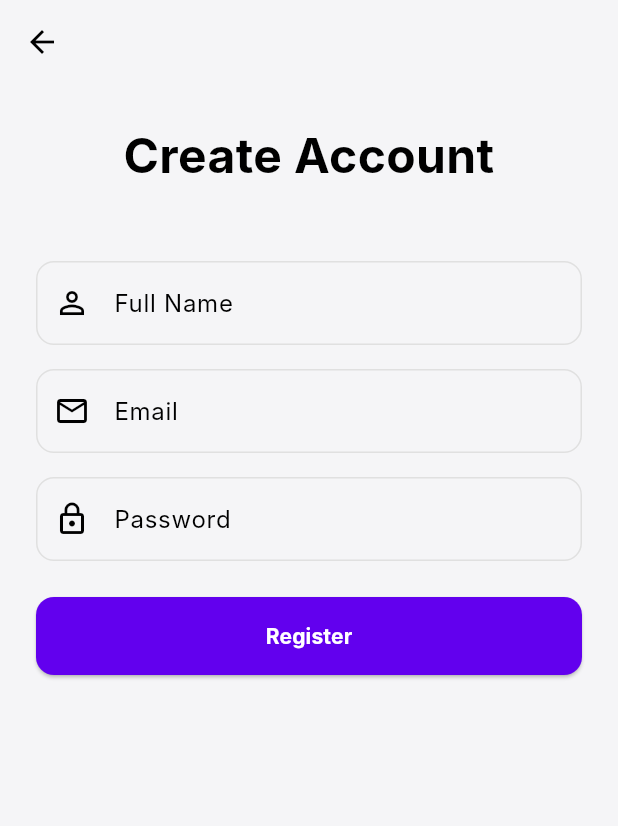
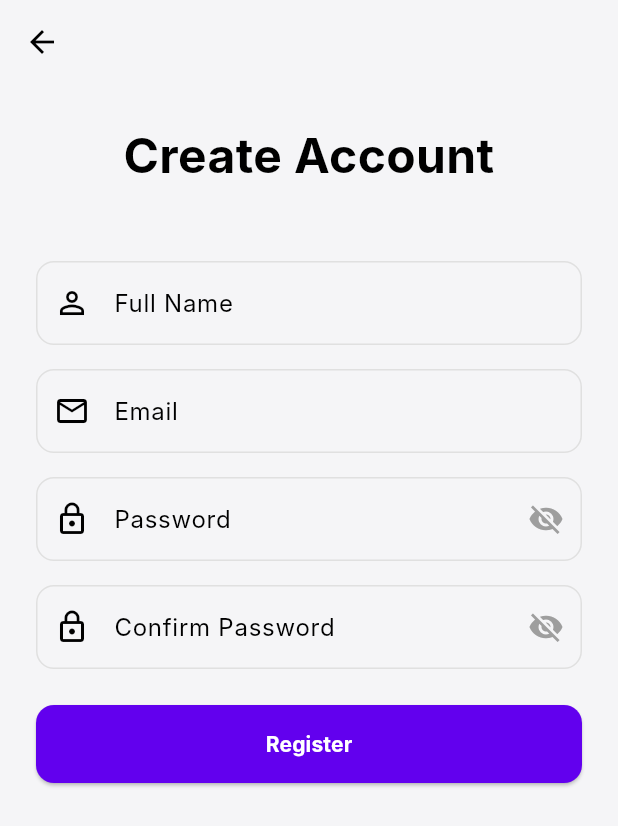
Before and after one commit to dhira-io/dhira-flutter-template-mvvm-bloc, a Flutter app: the screen it shows after launch, after a tap on "Login", after a tap on "Don't have an account? Register", on a phone screen of 412 x 824 dp. Shown: the top 826 px of the screen. Run offline on Flutter 3.47's test engine with Material 3 defaults, Android fonts, the phone set to English and light mode, and no system bars; our stand-ins replace connectivity_plus, dartz, dio, equatable, flutter_bloc, flutter_secure_storage and 6 more; accounts and stored records are empty; Roboto replaces fonts that are missing (Inter); project files that could hold a hidden picture were left out.

Commit message:
auth feature added with dummy api.

```diff
--- a/lib/core/constants/flavor_config.dart
+++ b/lib/core/constants/flavor_config.dart
@@ -12,7 +12,7 @@ class AppConfig {
   });
 
   factory AppConfig.dev() => AppConfig(
-    baseUrl: 'https://dev-api.dhira.io/api/v1',
+    baseUrl: 'https://reqres.in/api',
     environmentName: 'Development',
     flavor: AppFlavor.dev,
   );
--- a/lib/core/di/core_binding.dart
+++ b/lib/core/di/core_binding.dart
@@ -3,6 +3,7 @@ import 'package:connectivity_plus/connectivity_plus.dart';
 import 'package:flutter_secure_storage/flutter_secure_storage.dart';
 import '../network/dio_client.dart';
 import '../network/network_info.dart';
+import '../network/session_manager.dart';
 import '../storage/token_repository.dart';
 
 import '../constants/flavor_config.dart';
@@ -22,9 +23,15 @@ class CoreBinding extends Bindings {
       () => TokenRepositoryImpl(Get.find<FlutterSecureStorage>()),
     );
 
+    // Session Management
+    Get.put<SessionManager>(SessionManager(), permanent: true);
+
     // Dio Client
     Get.lazyPut<DioClient>(
-      () => DioClient(baseUrl: FlavorConfig.instance.baseUrl),
+      () => DioClient(
+        baseUrl: FlavorConfig.instance.baseUrl,
+        sessionManager: Get.find<SessionManager>(),
+      ),
     );
   }
 }
--- /dev/null
+++ b/lib/core/network/session_manager.dart
@@ -0,0 +1,15 @@
+import 'dart:async';
+
+class SessionManager {
+  final _sessionExpiredController = StreamController<void>.broadcast();
+
+  Stream<void> get sessionExpiredStream => _sessionExpiredController.stream;
+
+  void triggerSessionExpired() {
+    _sessionExpiredController.add(null);
+  }
+
+  void dispose() {
+    _sessionExpiredController.close();
+  }
+}
--- /dev/null
+++ b/lib/core/network/session_watcher.dart
@@ -0,0 +1,72 @@
+import 'dart:async';
+import 'package:flutter/material.dart';
+import 'package:flutter_bloc/flutter_bloc.dart';
+import 'package:get/get.dart';
+import '../../features/auth/presentation/bloc/auth_bloc.dart';
+import '../../features/auth/presentation/bloc/auth_event.dart';
+import 'session_manager.dart';
+
+class SessionWatcher extends StatefulWidget {
+  final Widget child;
+
+  const SessionWatcher({super.key, required this.child});
+
+  @override
+  State<SessionWatcher> createState() => _SessionWatcherState();
+}
+
+class _SessionWatcherState extends State<SessionWatcher> {
+  StreamSubscription? _subscription;
+  bool _isDialogShowing = false;
+
+  @override
+  void initState() {
+    super.initState();
+    final sessionManager = Get.find<SessionManager>();
+    _subscription = sessionManager.sessionExpiredStream.listen((_) {
+      _handleSessionExpired();
+    });
+  }
+
+  @override
+  void dispose() {
+    _subscription?.cancel();
+    super.dispose();
+  }
+
+  void _handleSessionExpired() {
+    if (_isDialogShowing) return;
+
+    setState(() {
+      _isDialogShowing = true;
+    });
+
+    showDialog(
+      context: context,
+      barrierDismissible: false,
+      builder: (context) => AlertDialog(
+        title: const Text('Session Expired'),
+        content: const Text(
+          'Your session has expired. Please login again to continue.',
+        ),
+        actions: [
+          TextButton(
+            onPressed: () {
+              Navigator.of(context).pop();
+              context.read<AuthBloc>().add(AuthLogoutRequested());
+              setState(() {
+                _isDialogShowing = false;
+              });
+            },
+            child: const Text('OK'),
+          ),
+        ],
+      ),
+    );
+  }
+
+  @override
+  Widget build(BuildContext context) {
+    return widget.child;
+  }
+}
--- a/lib/features/auth/presentation/login_screen.dart
+++ b/lib/features/auth/presentation/login_screen.dart
@@ -2,9 +2,9 @@ import 'package:flutter/material.dart';
 import 'package:flutter_bloc/flutter_bloc.dart';
 import 'package:go_router/go_router.dart';
 import '../../../../core/routing/route_constants.dart';
+import '../../../../core/utils/snackbar_utils.dart';
 import '../../../../shared/components/app_button.dart';
 import '../../../../shared/components/app_text_field.dart';
-import '../../../../shared/dialogs/app_dialogs.dart';
 import 'bloc/auth_bloc.dart';
 import 'bloc/auth_event.dart';
 import 'bloc/auth_state.dart';
@@ -22,6 +22,7 @@ class _LoginScreenState extends State<LoginScreen> {
   final _formKey = GlobalKey<FormState>();
   final _emailController = TextEditingController();
   final _passwordController = TextEditingController();
+  bool _obscurePassword = true;
 
   @override
   void dispose() {
@@ -48,13 +49,20 @@ class _LoginScreenState extends State<LoginScreen> {
       body: BlocConsumer<AuthBloc, AuthState>(
         listener: (context, state) {
           state.maybeWhen(
-            authenticated: (_) => context.go(RouteConstants.dashboardPath),
-            error: (message) =>
-                AppDialogs.showErrorDialog(context, message: message),
+            authenticated: (_) {
+              SnackbarUtils.showSuccess(context, 'Login Successful!');
+              context.go(RouteConstants.dashboardPath);
+            },
+            error: (message) => SnackbarUtils.showError(context, message),
             orElse: () {},
           );
         },
         builder: (context, state) {
+          final isLoading = state.maybeWhen(
+            loading: () => true,
+            orElse: () => false,
+          );
+
           return SafeArea(
             child: Padding(
               padding: const EdgeInsets.all(24.0),
@@ -82,7 +90,11 @@ class _LoginScreenState extends State<LoginScreen> {
                         if (value == null || value.isEmpty) {
                           return l10n.fieldRequired;
                         }
-                        if (!value.contains('@')) return l10n.invalidEmail;
+                        if (!RegExp(
+                          r'^[\w-\.]+@([\w-]+\.)+[\w-]{2,4}$',
+                        ).hasMatch(value)) {
+                          return l10n.invalidEmail;
+                        }
                         return null;
                       },
                     ),
@@ -91,10 +103,24 @@ class _LoginScreenState extends State<LoginScreen> {
                       controller: _passwordController,
                       labelText: l10n.password,
                       prefixIcon: const Icon(Icons.lock_outline),
-                      obscureText: true,
+                      obscureText: _obscurePassword,
+                      suffixIcon: IconButton(
+                        icon: Icon(
+                          _obscurePassword
+                              ? Icons.visibility_off
+                              : Icons.visibility,
+                          color: Colors.grey,
+                        ),
+                        onPressed: () => setState(
+                          () => _obscurePassword = !_obscurePassword,
+                        ),
+                      ),
                       validator: (value) {
                         if (value == null || value.isEmpty) {
                           return l10n.fieldRequired;
+                        }
+                        if (value.length < 6) {
+                          return 'Password must be at least 6 characters';
                         }
                         return null;
                       },
@@ -102,10 +128,7 @@ class _LoginScreenState extends State<LoginScreen> {
                     const SizedBox(height: 24),
                     AppButton(
                       text: l10n.login,
-                      isLoading: state.maybeWhen(
-                        loading: () => true,
-                        orElse: () => false,
-                      ),
+                      isLoading: isLoading,
                       onPressed: _onLogin,
                     ),
                     const SizedBox(height: 16),
--- a/lib/features/auth/presentation/register_screen.dart
+++ b/lib/features/auth/presentation/register_screen.dart
@@ -2,9 +2,9 @@ import 'package:flutter/material.dart';
 import 'package:flutter_bloc/flutter_bloc.dart';
 import 'package:go_router/go_router.dart';
 import '../../../../core/routing/route_constants.dart';
+import '../../../../core/utils/snackbar_utils.dart';
 import '../../../../shared/components/app_button.dart';
 import '../../../../shared/components/app_text_field.dart';
-import '../../../../shared/dialogs/app_dialogs.dart';
 import 'bloc/auth_bloc.dart';
 import 'bloc/auth_event.dart';
 import 'bloc/auth_state.dart';
@@ -23,12 +23,17 @@ class _RegisterScreenState extends State<RegisterScreen> {
   final _nameController = TextEditingController();
   final _emailController = TextEditingController();
   final _passwordController = TextEditingController();
+  final _confirmPasswordController = TextEditingController();
+
+  bool _obscurePassword = true;
+  bool _obscureConfirmPassword = true;
 
   @override
   void dispose() {
     _nameController.dispose();
     _emailController.dispose();
     _passwordController.dispose();
+    _confirmPasswordController.dispose();
     super.dispose();
   }
 
@@ -56,13 +61,20 @@ class _RegisterScreenState extends State<RegisterScreen> {
       body: BlocConsumer<AuthBloc, AuthState>(
         listener: (context, state) {
           state.maybeWhen(
-            authenticated: (_) => context.go(RouteConstants.dashboardPath),
-            error: (message) =>
-                AppDialogs.showErrorDialog(context, message: message),
+            authenticated: (_) {
+              SnackbarUtils.showSuccess(context, 'Registration Successful!');
+              context.go(RouteConstants.dashboardPath);
+            },
+            error: (message) => SnackbarUtils.showError(context, message),
             orElse: () {},
           );
         },
         builder: (context, state) {
+          final isLoading = state.maybeWhen(
+            loading: () => true,
+            orElse: () => false,
+          );
+
           return SafeArea(
             child: SingleChildScrollView(
               padding: const EdgeInsets.all(24.0),
@@ -101,7 +113,11 @@ class _RegisterScreenState extends State<RegisterScreen> {
                         if (value == null || value.isEmpty) {
                           return l10n.fieldRequired;
                         }
-                        if (!value.contains('@')) return l10n.invalidEmail;
+                        if (!RegExp(
+                          r'^[\w-\.]+@([\w-]+\.)+[\w-]{2,4}$',
+                        ).hasMatch(value)) {
+                          return l10n.invalidEmail;
+                        }
                         return null;
                       },
                     ),
@@ -110,7 +126,18 @@ class _RegisterScreenState extends State<RegisterScreen> {
                       controller: _passwordController,
                       labelText: l10n.password,
                       prefixIcon: const Icon(Icons.lock_outline),
-                      obscureText: true,
+                      obscureText: _obscurePassword,
+                      suffixIcon: IconButton(
+                        icon: Icon(
+                          _obscurePassword
+                              ? Icons.visibility_off
+                              : Icons.visibility,
+                          color: Colors.grey,
+                        ),
+                        onPressed: () => setState(
+                          () => _obscurePassword = !_obscurePassword,
+                        ),
+                      ),
                       validator: (value) {
                         if (value == null || value.isEmpty) {
                           return l10n.fieldRequired;
@@ -119,13 +146,38 @@ class _RegisterScreenState extends State<RegisterScreen> {
                         return null;
                       },
                     ),
+                    const SizedBox(height: 16),
+                    AppTextField(
+                      controller: _confirmPasswordController,
+                      labelText: 'Confirm Password',
+                      prefixIcon: const Icon(Icons.lock_outline),
+                      obscureText: _obscureConfirmPassword,
+                      suffixIcon: IconButton(
+                        icon: Icon(
+                          _obscureConfirmPassword
+                              ? Icons.visibility_off
+                              : Icons.visibility,
+                          color: Colors.grey,
+                        ),
+                        onPressed: () => setState(
+                          () => _obscureConfirmPassword =
+                              !_obscureConfirmPassword,
+                        ),
+                      ),
+                      validator: (value) {
+                        if (value == null || value.isEmpty) {
+                          return l10n.fieldRequired;
+                        }
+                        if (value != _passwordController.text) {
+                          return 'Passwords do not match';
+                        }
+                        return null;
+                      },
+                    ),
                     const SizedBox(height: 24),
                     AppButton(
                       text: l10n.register,
-                      isLoading: state.maybeWhen(
-                        loading: () => true,
-                        orElse: () => false,
-                      ),
+                      isLoading: isLoading,
                       onPressed: _onRegister,
                     ),
                   ],
--- a/lib/main.dart
+++ b/lib/main.dart
@@ -11,6 +11,7 @@ import 'core/storage/hive_service.dart';
 import 'features/auth/presentation/auth_binding.dart';
 import 'features/auth/presentation/bloc/auth_bloc.dart';
 import 'features/auth/presentation/bloc/auth_event.dart';
+import 'core/network/session_watcher.dart';
 
 void main() async {
   await bootstrap();
@@ -37,6 +38,7 @@ Future<void> bootstrap([AppConfig? config]) async {
   runApp(const DhiraApp());
 }
 
+
 class DhiraApp extends StatelessWidget {
   const DhiraApp({super.key});
 
@@ -48,6 +50,7 @@ class DhiraApp extends StatelessWidget {
           create: (context) => Get.find<AuthBloc>()..add(AuthCheckRequested()),
         ),
       ],
+      child: SessionWatcher(
         child: MaterialApp.router(
           title: 'Dhira Flutter Template',
           debugShowCheckedModeBanner: false,
@@ -63,6 +66,7 @@ class DhiraApp extends StatelessWidget {
           ],
           supportedLocales: AppLocalizations.supportedLocales,
         ),
+      ),
     );
   }
 }
--- a/pubspec.yaml
+++ b/pubspec.yaml
@@ -62,6 +62,7 @@ dependencies:
   dartz: ^0.10.1
   freezed_annotation: ^2.4.1
   json_annotation: ^4.8.1
+  package_info_plus: ^9.0.0
 
 dev_dependencies:
   flutter_test:
```
Also changed, not shown: lib/core/network/dio_client.dart (+19 -2 lines), lib/core/network/interceptors/auth_interceptor.dart (+13 -3 lines), lib/core/utils/snackbar_utils.dart (added, +61 -0 lines), lib/features/auth/data/auth_remote_data_source.dart (+21 -18 lines), lib/features/auth/data/models/auth_requests_responses.dart (added, +30 -0 lines), lib/features/auth/data/models/auth_requests_responses.freezed.dart (added), lib/features/auth/data/models/auth_requests_responses.g.dart (added), lib/features/auth/presentation/bloc/auth_state.freezed.dart. Lines whose indentation alone changed are shown as unchanged.
